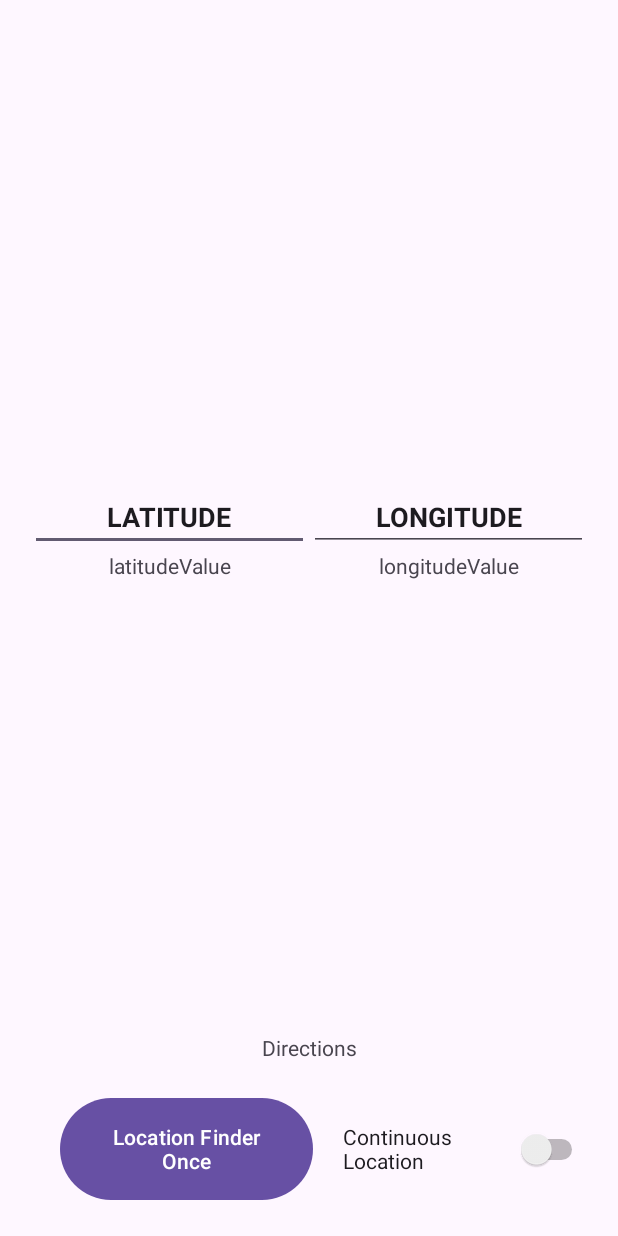
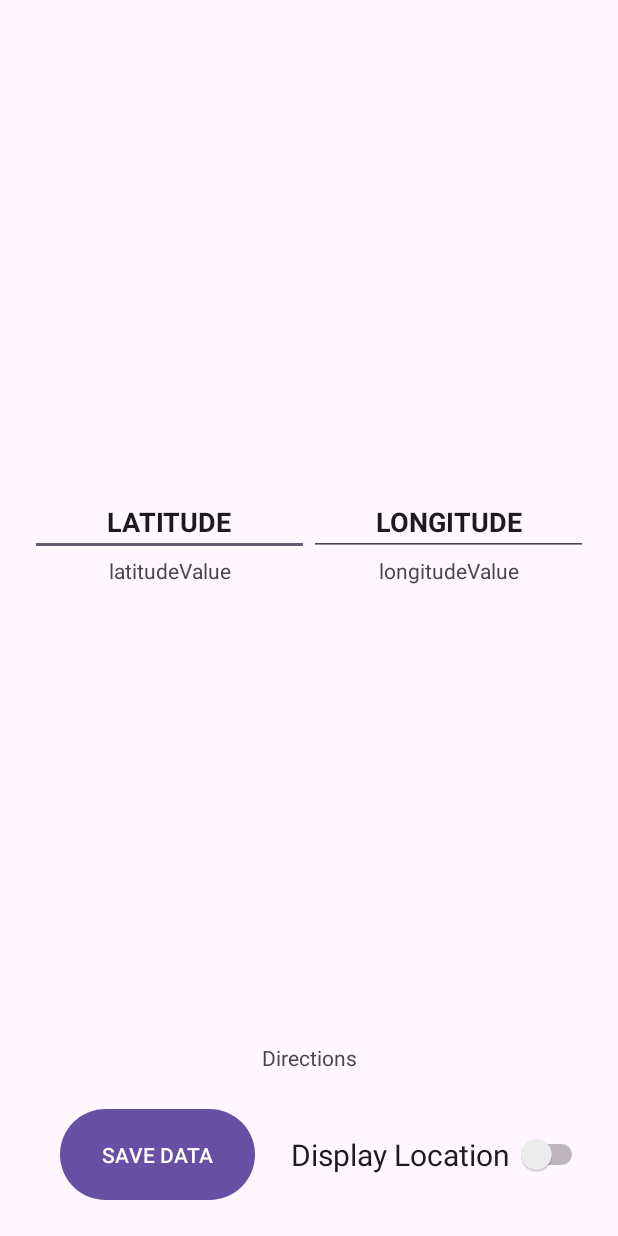
Before and after one commit to DRBondyaleJuez/LocationTrayectoryDrawing, an Android app: the layout activity_main.xml on its own in the app's theme, with its tools: preview values and no code run, on a phone screen of 412 x 824 dp. Run offline under Robolectric (Android 15) with nearby library versions, the phone set to English and light mode, and no system bars.

Commit message:
Initial scafolding for the storage of the location data using a Persistence package with the class Persistence Manager

```diff
--- a/app/src/main/res/layout/activity_main.xml
+++ b/app/src/main/res/layout/activity_main.xml
@@ -108,11 +108,12 @@
         android:layout_weight="0.02"
         >
 
+
         <Button
-            android:id="@+id/locationFinderButtonOnce"
+            android:id="@+id/saveDataButton"
             android:layout_width="wrap_content"
             android:layout_height="match_parent"
-            android:text="Location Finder Once"
+            android:text="SAVE DATA"
             android:layout_weight="0.5"
             android:layout_marginLeft="20dp"
             android:layout_marginRight="20dp"/>
@@ -122,7 +123,9 @@
             android:layout_width="wrap_content"
             android:layout_height="match_parent"
             android:layout_weight="0.5"
-            android:text="Continuous Location"/>
+            android:text="Display Location"
+            android:textAlignment="center"
+            android:textSize="20dp"/>
 
     </LinearLayout>
 
```
Also changed, not shown: app/src/main/java/controller/MainController.java (+26 -6 lines), app/src/main/java/persistence/PersistenceManager.java (added, +23 -0 lines), app/src/main/java/viewController/MainViewController.java (+18 -1 lines).
